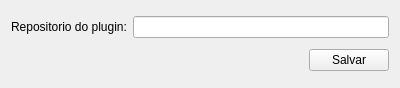
Before: the Qt Designer form uis/setRepositoryPluginURL.ui in dsgoficial/SAP_Gerente, drawn with Qt 5.
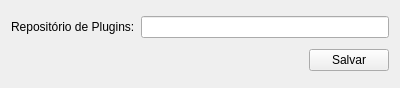
After: the same form once the commit is applied.

Patch:
```diff
--- a/uis/setRepositoryPluginURL.ui
+++ b/uis/setRepositoryPluginURL.ui
@@ -19,7 +19,7 @@
      <item>
       <widget class="QLabel" name="label">
        <property name="text">
-        <string>Repositorio do plugin:</string>
+        <string>Repositório de Plugins:</string>
        </property>
       </widget>
      </item>
```
